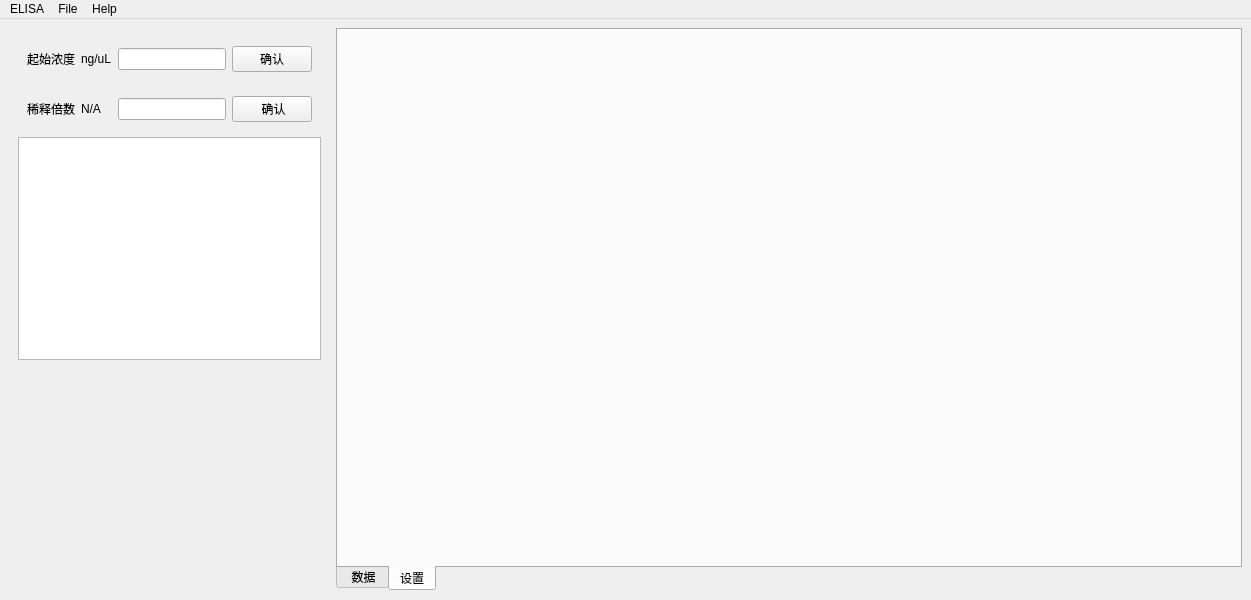
First picture: the form in mainwindow.ui, repository yanglinsensjtu/ELISAtool, before the edit.
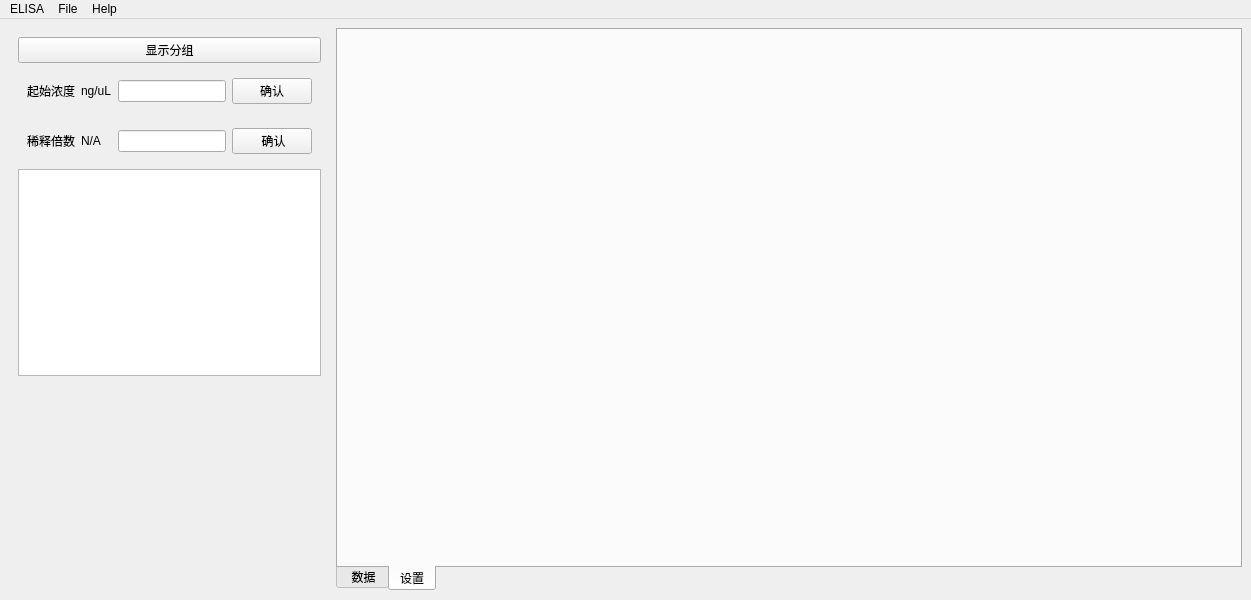
Second picture: the form after the edit. The open tabs and pages were chosen to show the change.

Commit message: 显示分组数据

```diff
--- a/mainwindow.ui
+++ b/mainwindow.ui
@@ -30,6 +30,13 @@
        <bool>false</bool>
       </property>
       <layout class="QVBoxLayout" name="verticalLayout_3">
+       <item>
+        <widget class="QPushButton" name="pushButton_2">
+         <property name="text">
+          <string>显示分组</string>
+         </property>
+        </widget>
+       </item>
        <item>
         <widget class="QWidget" name="widget_6" native="true">
          <layout class="QHBoxLayout" name="horizontalLayout_6">
```
Left out of the diff: 8 changed lines with no effect on the pictures. The commit also changes 2 other files.
